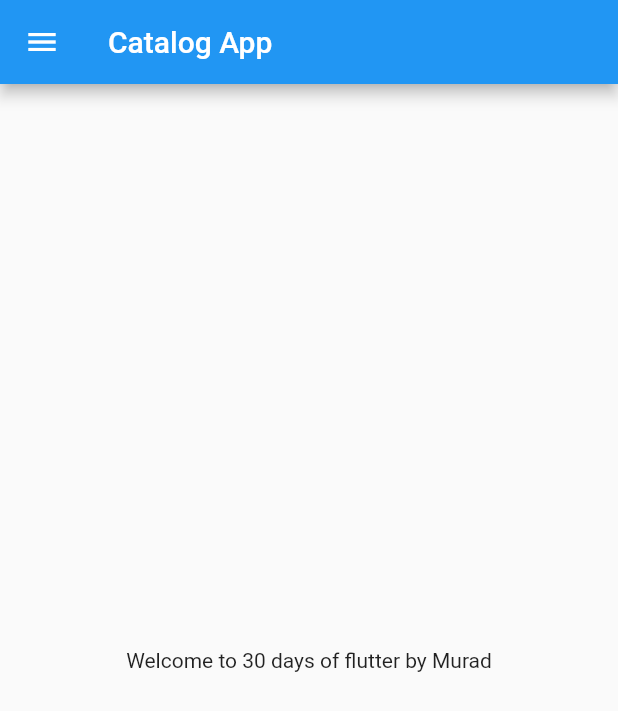
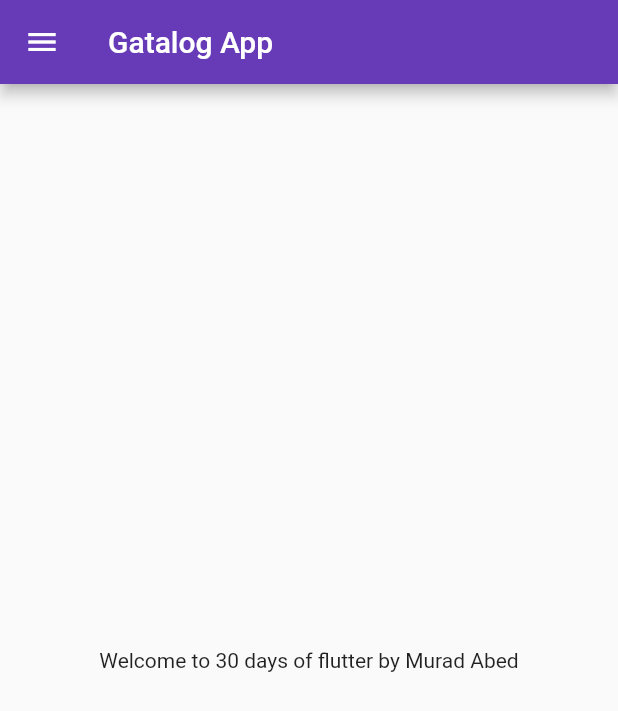
Before and after one commit to MuradAbed1000/MasterFlutter, a Flutter app: the screen it shows after launch, on a phone screen of 412 x 824 dp. Shown: the top 711 px of the screen. Run offline on Flutter 3.47's test engine with Material 2 defaults, Android fonts, the phone set to English and light mode, and no system bars.

Commit message:
Day 3completed

```diff
--- a/master/lib/main.dart
+++ b/master/lib/main.dart
@@ -1,16 +1,32 @@
 import 'package:flutter/material.dart';
-import 'package:master/home_page.dart';
+import 'package:master/pages/login_page.dart';
+import './pages/home_page.dart';
 
 void main() {
   runApp(MyApp());
 }
 
 class MyApp extends StatelessWidget {
-
   const MyApp({Key? key}) : super(key: key);
 
   @override
   Widget build(BuildContext context) {
-    return MaterialApp(home: HomePage());
+    return MaterialApp(
+      themeMode: ThemeMode.light,
+      theme: ThemeData(
+        primarySwatch: Colors.deepPurple,//change App bar color
+        brightness: Brightness.light,
+      ),
+      darkTheme: ThemeData(
+         brightness: Brightness.dark,
+        //primarySwatch: Colors.red,//not work in darkchange App bar color
+      ),
+      initialRoute: "/home",
+      routes: {
+        "/":(context)=>LoginPage(),
+        "/home":(context)=>HomePage(),
+        "/login":(context)=>LoginPage(),
+      },
+    );
   }
 }
--- a/master/lib/home_page.dart
+++ b/master/lib/pages/home_page.dart
@@ -6,10 +6,10 @@ class HomePage extends StatelessWidget {
   @override
   Widget build(BuildContext context) {
     final int day = 30;
-  final String name = "Murad";
+    final String name = "Murad Abed";
     return Scaffold(
       appBar: AppBar(
-        title: Text("Catalog App"),
+        title: Text("Gatalog App"),
       ),
       body: Center(
         child: Container(
```
Also changed, not shown: master/lib/pages/login_page.dart (added, +21 -0 lines).
